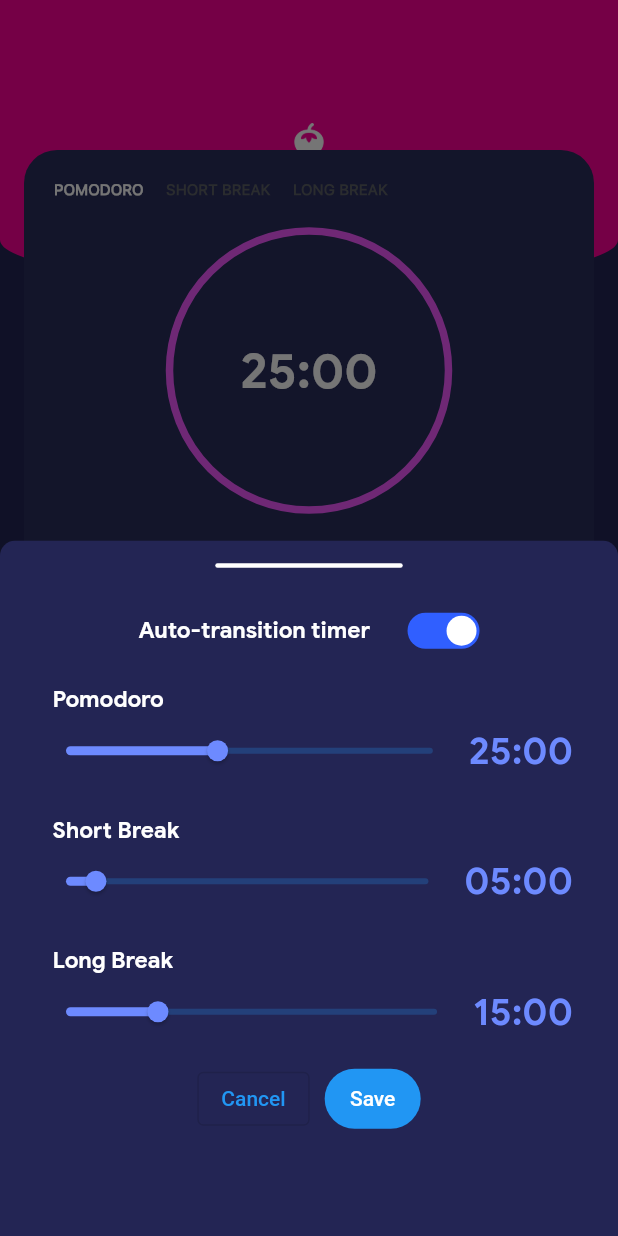
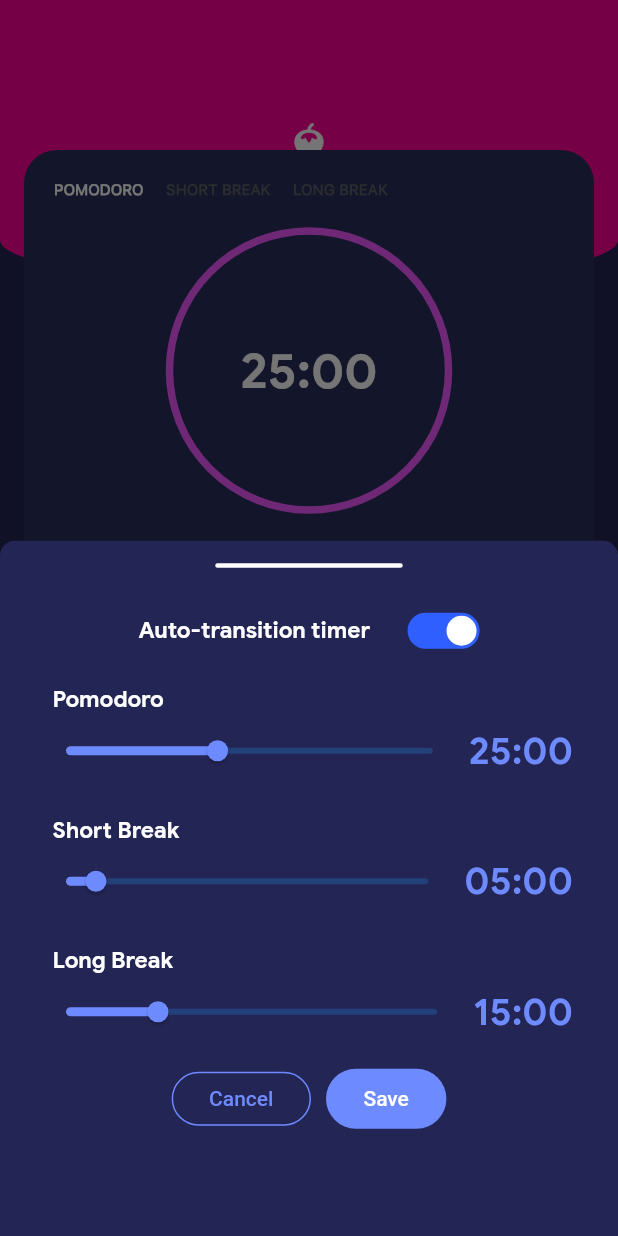
Before and after one commit to tomc128/classify-timer-trial, a Flutter app: the screen it shows after launch, after a tap on the "edit" icon, on a phone screen of 412 x 824 dp. Run offline on Flutter 3.47's test engine with Material 2 defaults, Android fonts, the phone set to English and light mode, and no system bars; drawn by our look-alikes of curved_labeled_navigation_bar; project files that could hold a hidden picture were left out.

Commit message:
Edit popup text button design

```diff
--- a/lib/zone/zone_popup.dart
+++ b/lib/zone/zone_popup.dart
@@ -83,6 +83,12 @@ class _ZonePopupState extends State<ZonePopup> {
             mainAxisAlignment: MainAxisAlignment.center,
             children: [
               OutlinedButton(
+                style: OutlinedButton.styleFrom(
+                  foregroundColor: kPurpleColor1,
+                  side: const BorderSide(color: kPurpleColor1),
+                  shape: const StadiumBorder(),
+                  padding: const EdgeInsets.symmetric(horizontal: 25),
+                ),
                 onPressed: () {
                   Navigator.pop(context, null);
                 },
@@ -90,6 +96,10 @@ class _ZonePopupState extends State<ZonePopup> {
               ),
               const SizedBox(width: 10),
               FilledButton(
+                style: FilledButton.styleFrom(
+                  backgroundColor: kPurpleColor1,
+                  padding: const EdgeInsets.symmetric(horizontal: 25),
+                ),
                 onPressed: () {
                   Navigator.pop(context, _settings);
                 },
```
